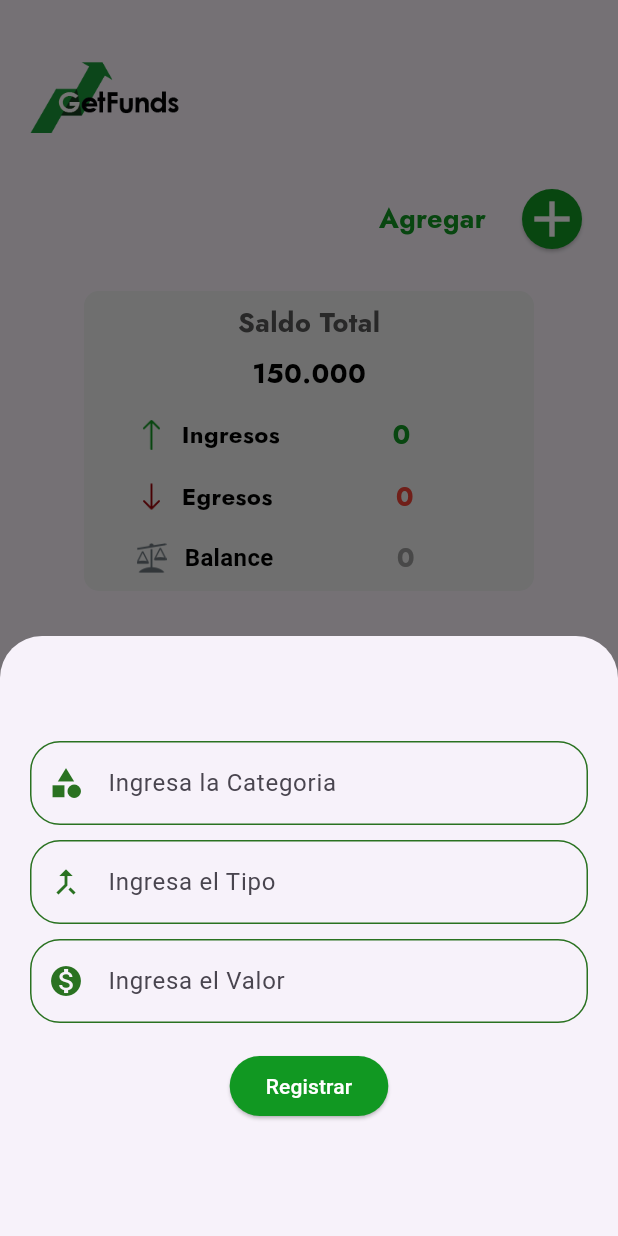
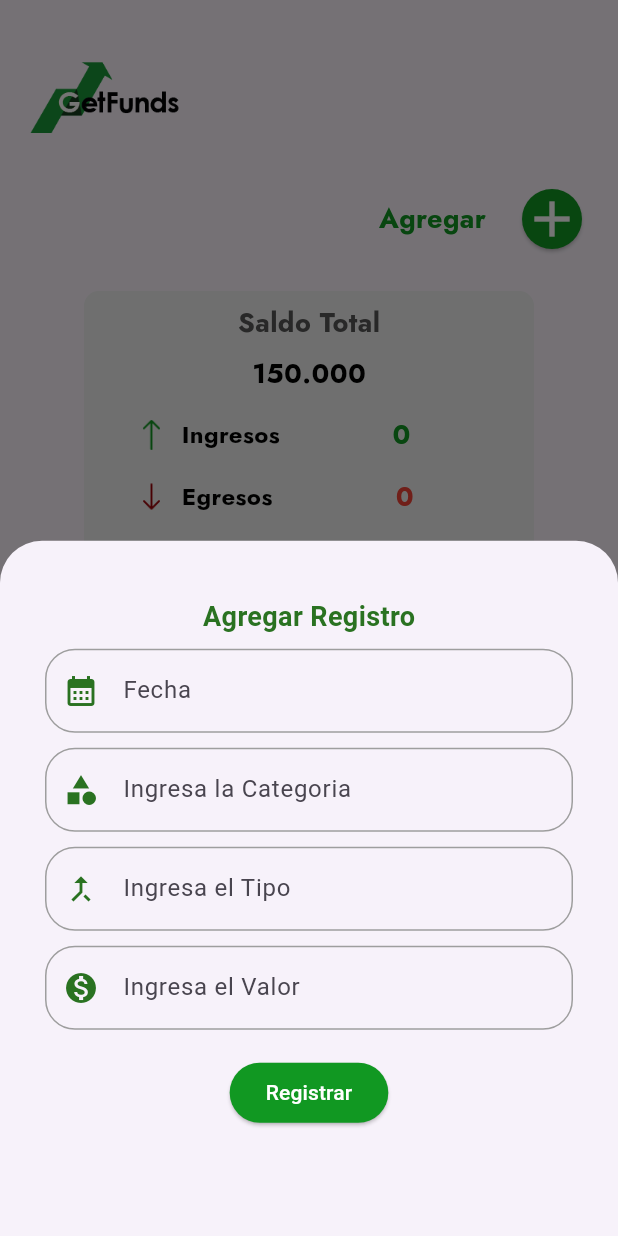
Before and after one commit to DPooL2004/GetFunds, a Flutter app: the home screen opened directly, after a tap on the "add" icon, on a phone screen of 412 x 824 dp. Run offline on Flutter 3.47's test engine with Material 3 defaults, Android fonts, the phone set to English and light mode, and no system bars; our stand-ins replace animated_splash_screen, cloud_firestore, firebase_auth, firebase_core, firebase_storage, fluttertoast and 2 more; accounts and stored records are empty; project files that could hold a hidden picture were left out.

Commit message:
Añado campo de Fecha funcional

```diff
--- a/lib/componentes/modal_Home.dart
+++ b/lib/componentes/modal_Home.dart
@@ -1,145 +1,245 @@
 import 'package:flutter/material.dart';
 import 'package:getfunds/colores.dart';
 import 'package:getfunds/insertar/insertarHome.dart';
+import 'package:intl/intl.dart';
 
-class Modal_Home{
+class Modal_Home extends StatefulWidget {
+  @override
+  _Modal_HomeState createState() => _Modal_HomeState();
+
+  void mainBottomSheet(BuildContext context) {
+    showModalBottomSheet(
+      context: context,
+      builder: (BuildContext context) {
+        return _ModalContent();
+      },
+    );
+  }
+}
+
+class _Modal_HomeState extends State<Modal_Home> {
+  @override
+  Widget build(BuildContext context) {
+    return Container();
+  }
+}
+
+class _ModalContent extends StatefulWidget {
+  @override
+  __ModalContentState createState() => __ModalContentState();
+}
+
+class __ModalContentState extends State<_ModalContent> {
   final InsertarDatos insertarDatos = InsertarDatos();
   final frm = GlobalKey<FormState>();
-  /*Controladores*/
+
+  /* Controladores */
   late String _Categoria;
-    /*late DateTime _Fecha;*/
   late String _Tipo;
   late int _Valor;
+  late DateTime _Fecha;
 
-  mainBottomSheet(BuildContext context){
-    showModalBottomSheet(
+  TextEditingController _dateController = TextEditingController();
+  DateTime? _selectedDate;
+
+  Future<void> _selectDate(BuildContext context) async {
+    final DateTime? picked = await showDatePicker(
       context: context,
-        builder: (BuildContext context){
+      initialDate: _selectedDate ?? DateTime.now(),
+      firstDate: DateTime(2000),
+      lastDate: DateTime(2101),
+    );
+    if (picked != null && picked != _selectedDate) {
+      setState(() {
+        _selectedDate = picked;
+        _dateController.text = DateFormat('yyyy-MM-dd').format(picked);
+      });
+    }
+  }
+
+  @override
+  Widget build(BuildContext context) {
     return Container(
-            margin: EdgeInsets.only(top: 50),
-            padding: EdgeInsets.all(20),
-            height: 350,
-            width: MediaQuery.of(context).size.width*1,
+      margin: EdgeInsets.only(top: 0),
+      padding: EdgeInsets.all(30.0),
+      height: 500,
+      width: MediaQuery.of(context).size.width * 1,
       child: Column(
         children: [
+          Padding(
+            padding: const EdgeInsets.all(8.0),
+            child: Container(
+              child: Text(
+                'Agregar Registro',
+                style: TextStyle(
+                  color: colorSecundario,
+                  fontWeight: FontWeight.bold,
+                  fontSize: 18,
+                ),
+              ),
+            ),
+          ),
           Form(
             key: frm,
             child: Column(
               children: [
                 TextFormField(
+                  controller: _dateController,
+                  keyboardType: TextInputType.none,
                   decoration: InputDecoration(
-                            labelText: 'Ingresa la Categoria',
-                            labelStyle: TextStyle(
-
+                    labelText: 'Fecha',
+                    labelStyle: TextStyle(),
+                    prefixIcon: Icon(
+                      Icons.calendar_month,
+                      color: colorSecundario,
                     ),
-                            prefixIcon: Icon(Icons.category,
-                              color: colorSecundario,),
                     focusedBorder: OutlineInputBorder(
                       borderRadius: BorderRadius.circular(20),
-                                borderSide: BorderSide(color: colorSecundario)
+                      borderSide: BorderSide(color: colorSecundario),
                     ),
                     enabledBorder: OutlineInputBorder(
                       borderRadius: BorderRadius.circular(20),
-                                borderSide: BorderSide(color: colorSecundario)
-                            )
+                      borderSide: BorderSide(color: Colors.grey),
                     ),
-                        validator: (value){
-                          if(value==null || value.isEmpty)
-                            return 'Ingrese el Documento.';
-                          else{
+                    floatingLabelStyle: TextStyle(color: colorSecundario),
+                  ),
+                  validator: (value) {
+                    if (value == null || value.isEmpty) {
+                      return 'Ingrese la Fecha';
+                    } else {
                       return null;
                     }
                   },
-                        onSaved: (value){
-                          _Categoria=value!;
+                  onTap: () {
+                    FocusScope.of(context).requestFocus(new FocusNode());
+                    _selectDate(context);
+                  },
+                  onSaved: (value) {
+                    if (_selectedDate != null) {
+                      _Fecha = _selectedDate!;
+                    }
                   },
                 ),
-                      SizedBox(height: 10,),
+                SizedBox(height: 10),
+                TextFormField(
+                  decoration: InputDecoration(
+                    labelText: 'Ingresa la Categoria',
+                    labelStyle: TextStyle(),
+                    prefixIcon: Icon(
+                      Icons.category,
+                      color: colorSecundario,
+                    ),
+                    focusedBorder: OutlineInputBorder(
+                      borderRadius: BorderRadius.circular(20),
+                      borderSide: BorderSide(color: colorSecundario),
+                    ),
+                    enabledBorder: OutlineInputBorder(
+                      borderRadius: BorderRadius.circular(20),
+                      borderSide: BorderSide(color: Colors.grey),
+                    ),
+                    floatingLabelStyle: TextStyle(color: colorSecundario),
+                  ),
+                  validator: (value) {
+                    if (value == null || value.isEmpty) {
+                      return 'Ingrese la Categoria.';
+                    } else {
+                      return null;
+                    }
+                  },
+                  onSaved: (value) {
+                    _Categoria = value!;
+                  },
+                ),
+                SizedBox(height: 10),
                 TextFormField(
                   decoration: InputDecoration(
                     labelText: 'Ingresa el Tipo',
-                            labelStyle: TextStyle(
-
+                    labelStyle: TextStyle(),
+                    prefixIcon: Icon(
+                      Icons.merge_type,
+                      color: colorSecundario,
                     ),
-                            prefixIcon: Icon(Icons.merge_type,
-                              color: colorSecundario,),
                     focusedBorder: OutlineInputBorder(
                       borderRadius: BorderRadius.circular(20),
-                                borderSide: BorderSide(color: colorSecundario)
+                      borderSide: BorderSide(color: colorSecundario),
                     ),
                     enabledBorder: OutlineInputBorder(
                       borderRadius: BorderRadius.circular(20),
-                                borderSide: BorderSide(color: colorSecundario)
-                            )
+                      borderSide: BorderSide(color: Colors.grey),
                     ),
-                        validator: (value){
-                          if(value==null || value.isEmpty)
-                            return 'Ingrese el Documento.';
-                          else{
+                    floatingLabelStyle: TextStyle(color: colorSecundario),
+                  ),
+                  validator: (value) {
+                    if (value == null || value.isEmpty) {
+                      return 'Ingrese el Tipo.';
+                    } else {
                       return null;
                     }
                   },
-                        onSaved: (value){
-                          _Tipo=value!;
+                  onSaved: (value) {
+                    _Tipo = value!;
                   },
                 ),
-                      SizedBox(height: 10,),
-
+                SizedBox(height: 10),
                 TextFormField(
                   keyboardType: TextInputType.number,
                   decoration: InputDecoration(
                     labelText: 'Ingresa el Valor',
-                          labelStyle: TextStyle(
-
+                    labelStyle: TextStyle(),
+                    prefixIcon: Icon(
+                      Icons.monetization_on,
+                      color: colorSecundario,
                     ),
-                          prefixIcon: Icon(Icons.monetization_on,
-                          color: colorSecundario,),
                     focusedBorder: OutlineInputBorder(
                       borderRadius: BorderRadius.circular(20),
-                            borderSide: BorderSide(color: colorSecundario)
+                      borderSide: BorderSide(color: colorSecundario),
                     ),
                     enabledBorder: OutlineInputBorder(
                       borderRadius: BorderRadius.circular(20),
-                            borderSide: BorderSide(color: colorSecundario)
-                          )
+                      borderSide: BorderSide(color: Colors.grey),
                     ),
-                        validator: (value){
-                          if(value==null || value.isEmpty)
-                            return 'Ingrese el Documento.';
-                          else{
+                    floatingLabelStyle: TextStyle(color: colorSecundario),
+                  ),
+                  validator: (value) {
+                    if (value == null || value.isEmpty) {
+                      return 'Ingrese el Valor.';
+                    } else {
                       return null;
                     }
                   },
-                        onSaved: (value){
-                          _Valor= int.parse(value!);
+                  onSaved: (value) {
+                    _Valor = int.parse(value!);
                   },
                 ),
-                      SizedBox(height: 10,),
+                SizedBox(height: 10),
                 Padding(
                   padding: const EdgeInsets.all(8.0),
-                        child: ElevatedButton(onPressed: (){
-                          if(frm.currentState!.validate()){
+                  child: ElevatedButton(
+                    onPressed: () {
+                      if (frm.currentState!.validate()) {
                         frm.currentState!.save();
                         insertarDatos.saveDatos(
                           categoria: _Categoria,
                           tipo: _Tipo,
-                                  valor: _Valor);
+                          valor: _Valor,
+                          fecha: _Fecha,
+                        );
                       }
-                        }, style: ElevatedButton.styleFrom(
+                    },
+                    style: ElevatedButton.styleFrom(
                       backgroundColor: colorPrincipal,
                     ),
-                            child: Text('Registrar',
-                            style: TextStyle(
-                              color: Colors.white
-                            ),)),
-                      )
-                    ],
+                    child: Text(
+                      'Registrar',
+                      style: TextStyle(color: Colors.white),
+                    ),
                   ),
                 )
               ],
             ),
-          );
-        }
+          ),
+        ],
+      ),
     );
   }
 }
```
Lines whose indentation alone changed are shown as unchanged.
